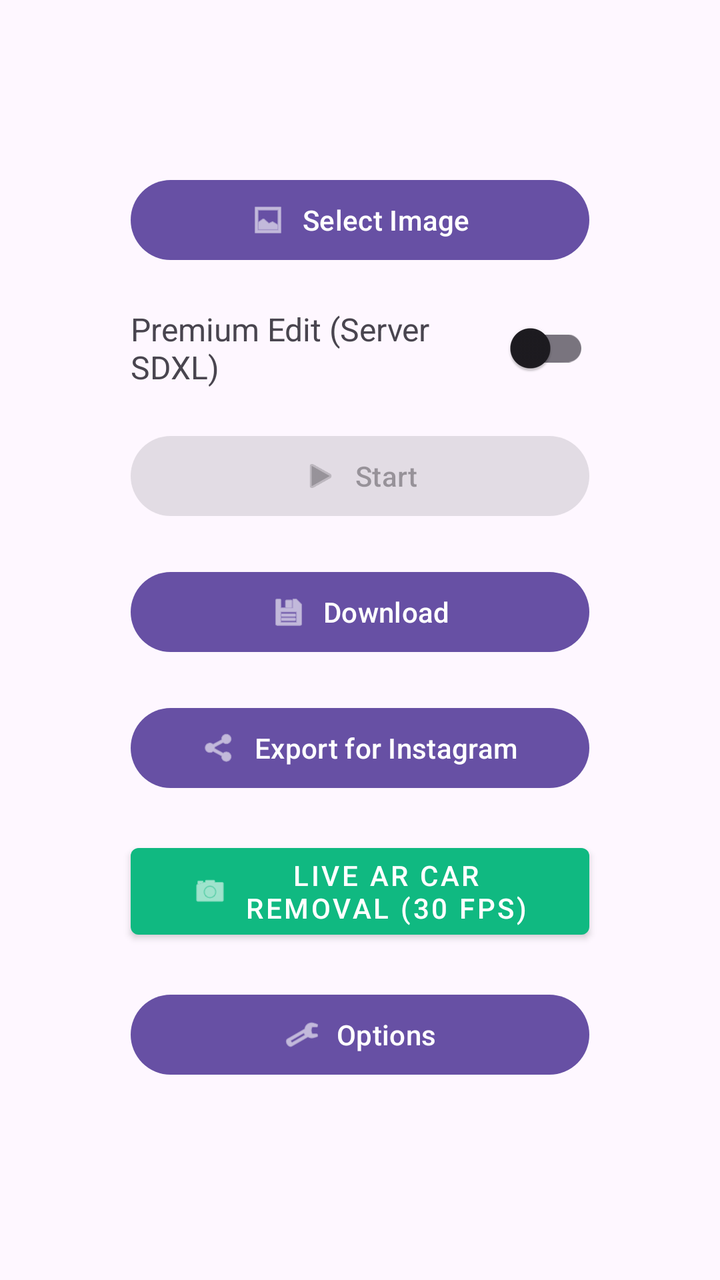
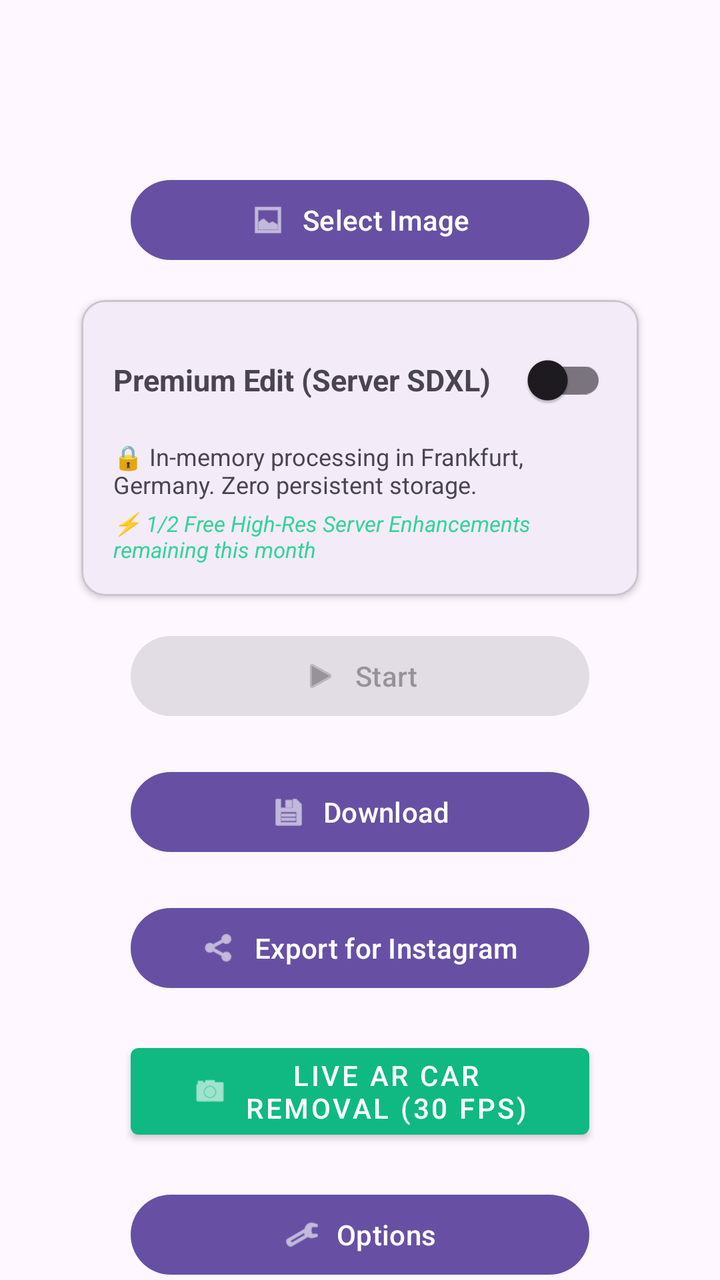

Screens rendered from an Android XML layout before and after an edit, with the pre-edit source and the edit as a unified diff.
<!-- AndroidManifest.xml: application theme Theme.AndroidKorrektur -->
<!-- res/layout/fragment_first.xml -->
<?xml version="1.0" encoding="utf-8"?>
<androidx.core.widget.NestedScrollView xmlns:android="http://schemas.android.com/apk/res/android"
    xmlns:app="http://schemas.android.com/apk/res-auto"
    xmlns:tools="http://schemas.android.com/tools"
    android:layout_width="match_parent"
    android:layout_height="match_parent"
    tools:context=".FirstFragment">

    <androidx.constraintlayout.widget.ConstraintLayout
        android:layout_width="match_parent"
        android:layout_height="match_parent"
        android:padding="16dp">

        
        <LinearLayout
            android:id="@+id/imagesContainer"
            android:layout_width="match_parent"
            android:layout_height="wrap_content"
            android:layout_marginTop="50dp"
            android:gravity="center"
            android:orientation="vertical"
            app:layout_constraintEnd_toEndOf="parent"
            app:layout_constraintStart_toStartOf="parent"
            app:layout_constraintTop_toTopOf="parent" />

        
        <de.konradvoelkel.android.autokorrektur.ui.BeforeAfterSliderView
            android:id="@+id/beforeAfterSliderView"
            android:layout_width="match_parent"
            android:layout_height="320dp"
            android:layout_marginTop="16dp"
            android:visibility="gone"
            app:layout_constraintEnd_toEndOf="parent"
            app:layout_constraintStart_toStartOf="parent"
            app:layout_constraintTop_toBottomOf="@id/imagesContainer" />

        
        <Button
            android:id="@+id/fileSelect"
            android:layout_width="0dp"
            android:layout_height="wrap_content"
            android:layout_marginTop="20dp"
            android:text="@string/select_image"
            app:icon="@android:drawable/ic_menu_gallery"
            app:iconGravity="textStart"
            app:layout_constraintEnd_toEndOf="parent"
            app:layout_constraintStart_toStartOf="parent"
            app:layout_constraintTop_toBottomOf="@id/beforeAfterSliderView"
            app:layout_constraintWidth_percent="0.7" />

        
        <LinearLayout
            android:id="@+id/premiumEditContainer"
            android:layout_width="0dp"
            android:layout_height="wrap_content"
            android:layout_marginTop="16dp"
            android:gravity="center_vertical"
            android:orientation="horizontal"
            app:layout_constraintEnd_toEndOf="parent"
            app:layout_constraintStart_toStartOf="parent"
            app:layout_constraintTop_toBottomOf="@id/fileSelect"
            app:layout_constraintWidth_percent="0.7">

            <TextView
                android:layout_width="0dp"
                android:layout_height="wrap_content"
                android:layout_weight="1"
                android:text="@string/premium_edit_title"
                android:textSize="16sp" />

            <androidx.appcompat.widget.SwitchCompat
                android:id="@+id/useSdxl"
                android:layout_width="wrap_content"
                android:layout_height="wrap_content" />
        </LinearLayout>

        
        <Button
            android:id="@+id/startInference"
            android:layout_width="0dp"
            android:layout_height="wrap_content"
            android:layout_marginTop="16dp"
            android:enabled="false"
            android:text="@string/start"
            app:icon="@android:drawable/ic_media_play"
            app:iconGravity="textStart"
            app:layout_constraintEnd_toEndOf="parent"
            app:layout_constraintStart_toStartOf="parent"
            app:layout_constraintTop_toBottomOf="@id/premiumEditContainer"
            app:layout_constraintWidth_percent="0.7" />

        
        <Button
            android:id="@+id/download"
            android:layout_width="0dp"
            android:layout_height="wrap_content"
            android:layout_marginTop="20dp"
            android:text="@string/download"
            app:icon="@android:drawable/ic_menu_save"
            app:iconGravity="textStart"
            app:layout_constraintEnd_toEndOf="parent"
            app:layout_constraintStart_toStartOf="parent"
            app:layout_constraintTop_toBottomOf="@id/startInference"
            app:layout_constraintWidth_percent="0.7" />

        
        <Button
            android:id="@+id/exportInstagram"
            android:layout_width="0dp"
            android:layout_height="wrap_content"
            android:layout_marginTop="20dp"
            android:text="@string/export_instagram"
            app:icon="@android:drawable/ic_menu_share"
            app:iconGravity="textStart"
            app:layout_constraintEnd_toEndOf="parent"
            app:layout_constraintStart_toStartOf="parent"
            app:layout_constraintTop_toBottomOf="@id/download"
            app:layout_constraintWidth_percent="0.7" />

        
        <Button
            android:id="@+id/arLiveModeButton"
            style="@style/Widget.MaterialComponents.Button"
            android:layout_width="0dp"
            android:layout_height="wrap_content"
            android:layout_marginTop="20dp"
            android:text="@string/live_ar_car_removal"
            app:backgroundTint="#10B981"
            app:icon="@android:drawable/ic_menu_camera"
            app:iconGravity="textStart"
            app:layout_constraintEnd_toEndOf="parent"
            app:layout_constraintStart_toStartOf="parent"
            app:layout_constraintTop_toBottomOf="@id/exportInstagram"
            app:layout_constraintWidth_percent="0.7" />

        
        <Button
            android:id="@+id/optionsButton"
            android:layout_width="0dp"
            android:layout_height="wrap_content"
            android:layout_marginTop="20dp"
            android:text="@string/options"
            app:icon="@android:drawable/ic_menu_preferences"
            app:iconGravity="textStart"
            app:layout_constraintEnd_toEndOf="parent"
            app:layout_constraintStart_toStartOf="parent"
            app:layout_constraintTop_toBottomOf="@id/arLiveModeButton"
            app:layout_constraintWidth_percent="0.7" />

        
        <androidx.cardview.widget.CardView
            android:id="@+id/optionsPanel"
            android:layout_width="match_parent"
            android:layout_height="wrap_content"
            android:layout_marginTop="20dp"
            android:visibility="gone"
            app:cardCornerRadius="8dp"
            app:cardElevation="4dp"
            app:layout_constraintEnd_toEndOf="parent"
            app:layout_constraintStart_toStartOf="parent"
            app:layout_constraintTop_toBottomOf="@id/optionsButton">

            <LinearLayout
                android:layout_width="match_parent"
                android:layout_height="wrap_content"
                android:orientation="vertical"
                android:padding="16dp">

                
                <LinearLayout
                    android:layout_width="match_parent"
                    android:layout_height="wrap_content"
                    android:gravity="center_vertical"
                    android:orientation="horizontal">

                    <TextView
                        android:layout_width="0dp"
                        android:layout_height="wrap_content"
                        android:layout_weight="1"
                        android:text="@string/multiple_images"
                        android:textSize="16sp" />

                    <androidx.appcompat.widget.SwitchCompat
                        android:id="@+id/batchMode"
                        android:layout_width="wrap_content"
                        android:layout_height="wrap_content" />
                </LinearLayout>


                
                <LinearLayout
                    android:layout_width="match_parent"
                    android:layout_height="wrap_content"
                    android:layout_marginTop="16dp"
                    android:gravity="center_vertical"
                    android:orientation="horizontal">

                    <TextView
                        android:layout_width="0dp"
                        android:layout_height="wrap_content"
                        android:layout_weight="1"
                        android:text="@string/continue_with_result"
                        android:textSize="16sp" />

                    <androidx.appcompat.widget.SwitchCompat
                        android:id="@+id/continueWithResult"
                        android:layout_width="wrap_content"
                        android:layout_height="wrap_content" />
                </LinearLayout>



                
                <TextView
                    android:layout_width="match_parent"
                    android:layout_height="wrap_content"
                    android:layout_marginTop="16dp"
                    android:text="@string/mask_upscale"
                    android:textSize="16sp" />

                <LinearLayout
                    android:layout_width="match_parent"
                    android:layout_height="wrap_content"
                    android:gravity="center_vertical"
                    android:orientation="horizontal">

                    <SeekBar
                        android:id="@+id/maskUpscale"
                        android:layout_width="0dp"
                        android:layout_height="wrap_content"
                        android:layout_weight="1"
                        android:max="100"
                        android:progress="20" />

                    <TextView
                        android:id="@+id/maskUpscaleVal"
                        android:layout_width="wrap_content"
                        android:layout_height="wrap_content"
                        android:layout_marginStart="8dp"
                        android:text="1.20" />
                </LinearLayout>

                
                <TextView
                    android:layout_width="match_parent"
                    android:layout_height="wrap_content"
                    android:layout_marginTop="16dp"
                    android:text="@string/mask_downshift"
                    android:textSize="16sp" />

                <LinearLayout
                    android:layout_width="match_parent"
                    android:layout_height="wrap_content"
                    android:gravity="center_vertical"
                    android:orientation="horizontal">

                    <SeekBar
                        android:id="@+id/downshift"
                        android:layout_width="0dp"
                        android:layout_height="wrap_content"
                        android:layout_weight="1"
                        android:max="100"
                        android:progress="20" />

                    <TextView
                        android:id="@+id/downshiftVal"
                        android:layout_width="wrap_content"
                        android:layout_height="wrap_content"
                        android:layout_marginStart="8dp"
                        android:text="0.020" />
                </LinearLayout>

                
                <TextView
                    android:layout_width="match_parent"
                    android:layout_height="wrap_content"
                    android:layout_marginTop="16dp"
                    android:text="@string/score_threshold"
                    android:textSize="16sp" />

                <LinearLayout
                    android:layout_width="match_parent"
                    android:layout_height="wrap_content"
                    android:gravity="center_vertical"
                    android:orientation="horizontal">

                    <SeekBar
                        android:id="@+id/scoreThreshold"
                        android:layout_width="0dp"
                        android:layout_height="wrap_content"
                        android:layout_weight="1"
                        android:max="100"
                        android:progress="20" />

                    <TextView
                        android:id="@+id/scoreThresholdVal"
                        android:layout_width="wrap_content"
                        android:layout_height="wrap_content"
                        android:layout_marginStart="8dp"
                        android:text="0.20" />
                </LinearLayout>

                
                <TextView
                    android:layout_width="match_parent"
                    android:layout_height="wrap_content"
                    android:layout_marginTop="16dp"
                    android:text="@string/downscale"
                    android:textSize="16sp" />

                <Spinner
                    android:id="@+id/downscaleMP"
                    android:layout_width="match_parent"
                    android:layout_height="wrap_content"
                    android:layout_marginTop="8dp" />

                
                <TextView
                    android:layout_width="match_parent"
                    android:layout_height="wrap_content"
                    android:layout_marginTop="16dp"
                    android:text="@string/segmentation_model"
                    android:textSize="16sp" />

                <Spinner
                    android:id="@+id/segModel"
                    android:layout_width="match_parent"
                    android:layout_height="wrap_content"
                    android:layout_marginTop="8dp" />
            </LinearLayout>
        </androidx.cardview.widget.CardView>
    </androidx.constraintlayout.widget.ConstraintLayout>
</androidx.core.widget.NestedScrollView>
<!-- resources referenced by this layout -->
<resources>
  <string name="continue_with_result">Continue with Result</string>
  <string name="download">Download</string>
  <string name="downscale">Downscale to Max Image Size</string>
  <string name="export_instagram">Export for Instagram</string>
  <string name="live_ar_car_removal">Live AR Car Removal (30 FPS)</string>
  <string name="mask_downshift">Mask Downshift</string>
  <string name="mask_upscale">Mask Upscale</string>
  <string name="multiple_images">Multiple Images</string>
  <string name="options">Options</string>
  <string name="premium_edit_title">Premium Edit (Server SDXL)</string>
  <string name="score_threshold">Score Threshold</string>
  <string name="segmentation_model">Segmentation Model</string>
  <string name="select_image">Select Image</string>
  <string name="start">Start</string>
  <style name="Theme.AndroidKorrektur" parent="Base.Theme.AndroidKorrektur" />
  <style name="Base.Theme.AndroidKorrektur" parent="Theme.Material3.DayNight.NoActionBar">
          
          
      </style>
</resources>

<!-- the commit's change to res/layout/fragment_first.xml (unified diff, before → after) -->
@@ -49,30 +49,67 @@
             app:layout_constraintWidth_percent="0.7" />
 
         
-        <LinearLayout
-            android:id="@+id/premiumEditContainer"
+        <com.google.android.material.card.MaterialCardView
+            android:id="@+id/premiumEditCard"
             android:layout_width="0dp"
             android:layout_height="wrap_content"
             android:layout_marginTop="16dp"
-            android:gravity="center_vertical"
-            android:orientation="horizontal"
+            app:cardCornerRadius="12dp"
+            app:cardElevation="2dp"
+            app:strokeColor="?attr/colorOutlineVariant"
+            app:strokeWidth="1dp"
             app:layout_constraintEnd_toEndOf="parent"
             app:layout_constraintStart_toStartOf="parent"
             app:layout_constraintTop_toBottomOf="@id/fileSelect"
-            app:layout_constraintWidth_percent="0.7">
-
-            <TextView
-                android:layout_width="0dp"
+            app:layout_constraintWidth_percent="0.85">
+
+            <LinearLayout
+                android:id="@+id/premiumEditContainer"
+                android:layout_width="match_parent"
                 android:layout_height="wrap_content"
-                android:layout_weight="1"
-                android:text="@string/premium_edit_title"
-                android:textSize="16sp" />
-
-            <androidx.appcompat.widget.SwitchCompat
-                android:id="@+id/useSdxl"
-                android:layout_width="wrap_content"
-                android:layout_height="wrap_content" />
-        </LinearLayout>
+                android:orientation="vertical"
+                android:padding="16dp">
+
+                <LinearLayout
+                    android:layout_width="match_parent"
+                    android:layout_height="wrap_content"
+                    android:gravity="center_vertical"
+                    android:orientation="horizontal">
+
+                    <TextView
+                        android:layout_width="0dp"
+                        android:layout_height="wrap_content"
+                        android:layout_weight="1"
+                        android:text="@string/premium_edit_title"
+                        android:textStyle="bold"
+                        android:textSize="15sp" />
+
+                    <androidx.appcompat.widget.SwitchCompat
+                        android:id="@+id/useSdxl"
+                        android:layout_width="wrap_content"
+                        android:layout_height="wrap_content" />
+                </LinearLayout>
+
+                <TextView
+                    android:id="@+id/tvPrivacyBadge"
+                    android:layout_width="match_parent"
+                    android:layout_height="wrap_content"
+                    android:layout_marginTop="6dp"
+                    android:text="🔒 In-memory processing in Frankfurt, Germany. Zero persistent storage."
+                    android:textSize="12sp"
+                    android:textColor="?android:attr/textColorSecondary" />
+
+                <TextView
+                    android:id="@+id/tvQuotaBadge"
+                    android:layout_width="match_parent"
+                    android:layout_height="wrap_content"
+                    android:layout_marginTop="4dp"
+                    android:text="⚡ 1/2 Free High-Res Server Enhancements remaining this month"
+                    android:textSize="11sp"
+                    android:textStyle="italic"
+                    android:textColor="#34D399" />
+            </LinearLayout>
+        </com.google.android.material.card.MaterialCardView>
 
         
         <Button
@@ -86,7 +123,7 @@
             app:iconGravity="textStart"
             app:layout_constraintEnd_toEndOf="parent"
             app:layout_constraintStart_toStartOf="parent"
-            app:layout_constraintTop_toBottomOf="@id/premiumEditContainer"
+            app:layout_constraintTop_toBottomOf="@id/premiumEditCard"
             app:layout_constraintWidth_percent="0.7" />
 
         
